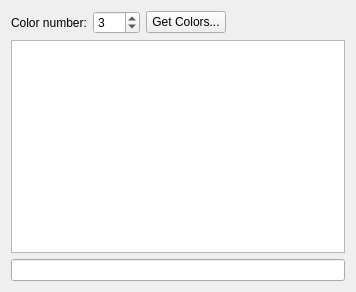
Old version of the form palette.ui in the repository Snuux/ImageProcessingApp.
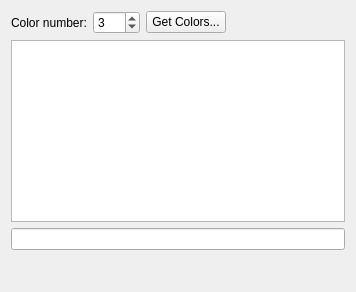
New version of the form.

Diff of the .ui file:
```diff
--- a/palette.ui
+++ b/palette.ui
@@ -61,6 +61,19 @@
    <item>
     <widget class="QLineEdit" name="lineEdit"/>
    </item>
+   <item>
+    <spacer name="verticalSpacer">
+     <property name="orientation">
+      <enum>Qt::Vertical</enum>
+     </property>
+     <property name="sizeHint" stdset="0">
+      <size>
+       <width>20</width>
+       <height>40</height>
+      </size>
+     </property>
+    </spacer>
+   </item>
   </layout>
  </widget>
  <resources/>
```
